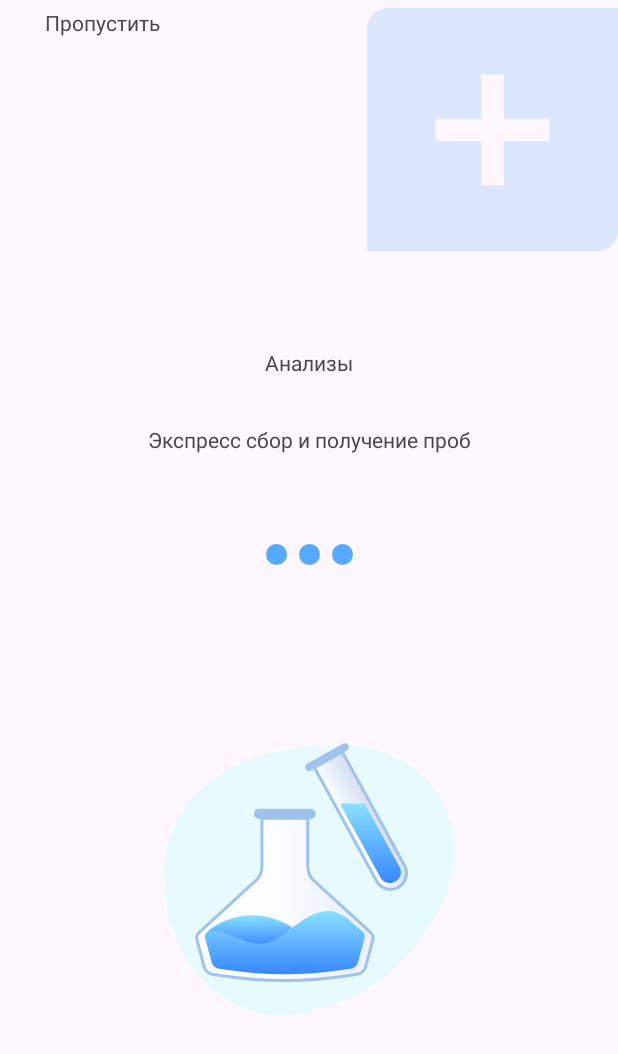
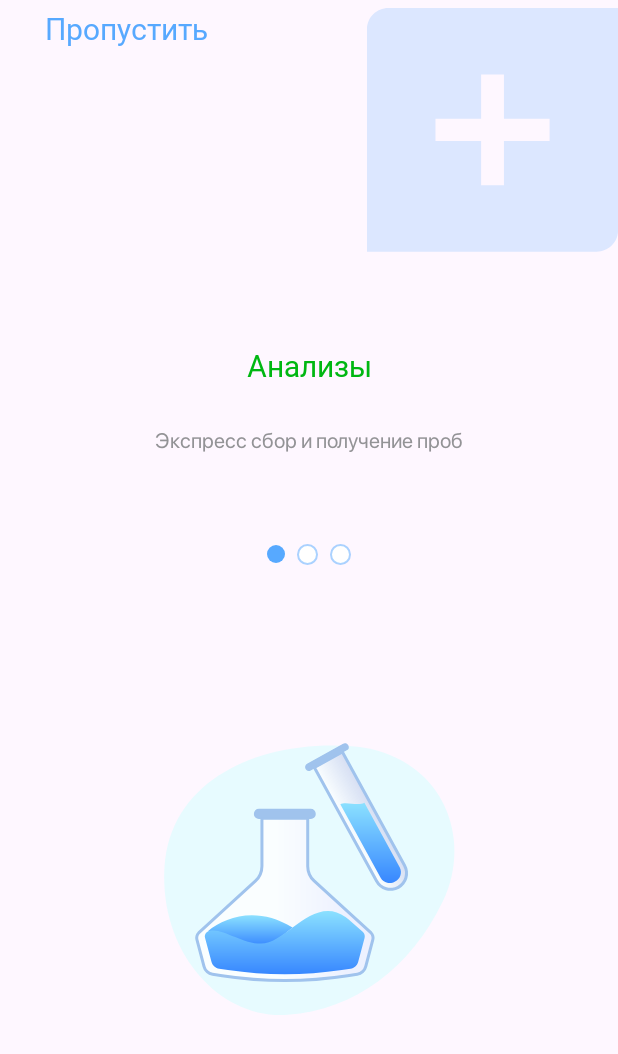
Before and after one commit to meserygamer/SmartLab, an Android app: the screen_first_enter screen opened directly, with no data from a screen before it, on a phone screen of 412 x 824 dp. Shown: the top 1054 px of the screen. Run offline under Robolectric (Android 15) with nearby library versions, the phone set to English and light mode, and no system bars.

Commit message:
Начальный экран №1 доработан

```diff
--- a/app/src/main/res/drawable/activity_screen_first_enter_swipe_indicator.xml
+++ b/app/src/main/res/drawable/activity_screen_first_enter_swipe_indicator_selected.xml
@@ -1,7 +1,7 @@
 <?xml version="1.0" encoding="utf-8"?>
 <selector
     xmlns:android="http://schemas.android.com/apk/res/android">
-    <item >
+    <item>
         <shape android:shape="oval">
             <solid android:color="#57A9FF">
             </solid>
--- /dev/null
+++ b/app/src/main/res/drawable/activity_screen_first_enter_swipe_indicator_unselected.xml
@@ -0,0 +1,12 @@
+<?xml version="1.0" encoding="utf-8"?>
+<selector
+    xmlns:android="http://schemas.android.com/apk/res/android">
+    <item>
+        <shape android:shape="oval">
+            <stroke android:width="1dp" android:color="#7F57A9FF">
+            </stroke>
+            <solid android:color="@color/white">
+            </solid>
+        </shape>
+    </item>
+</selector>
--- /dev/null
+++ b/app/src/main/res/font/lato_font.xml
@@ -0,0 +1,7 @@
+<?xml version="1.0" encoding="utf-8"?>
+<font-family xmlns:android="http://schemas.android.com/apk/res/android">
+    <font android:font="@font/lato_semibold"
+        android:fontStyle="normal"
+        android:fontWeight="600">
+    </font>
+</font-family>
--- /dev/null
+++ b/app/src/main/res/font/sf_pro_font.xml
@@ -0,0 +1,6 @@
+<?xml version="1.0" encoding="utf-8"?>
+<font-family xmlns:android="http://schemas.android.com/apk/res/android">
+    <font android:fontStyle="normal"
+        android:font="@font/sf_pro_display_regular"
+        android:fontWeight="400" />
+</font-family>
--- a/app/src/main/res/layout/activity_screen_first_enter.xml
+++ b/app/src/main/res/layout/activity_screen_first_enter.xml
@@ -11,10 +11,13 @@
         android:layout_width="wrap_content"
         android:layout_height="wrap_content"
         android:text="Пропустить"
+        android:fontFamily="@font/lato_font"
+        android:textSize="20dp"
+        android:textColor="#57A9FF"
         android:layout_marginTop="5dp"
         android:layout_marginLeft="30dp"
         app:layout_constraintStart_toStartOf="parent"
-        app:layout_constraintTop_toTopOf="parent" />
+        app:layout_constraintTop_toTopOf="parent"/>
 
     <View
         android:id="@+id/view"
@@ -41,6 +44,9 @@
             android:layout_height="24dp"
             android:gravity="center"
             android:text="Анализы"
+            android:fontFamily="@font/lato_font"
+            android:textSize="20dp"
+            android:textColor="#00B712"
             app:layout_constraintStart_toStartOf="parent"
             app:layout_constraintTop_toTopOf="parent" />
 
@@ -49,6 +55,9 @@
             android:layout_height="wrap_content"
             android:layout_marginTop="29dp"
             android:gravity="center"
+            android:fontFamily="@font/sf_pro_font"
+            android:textColor="#939396"
+            android:textSize="14dp"
             android:text="Экспресс сбор и получение проб"
             app:layout_constraintStart_toStartOf="parent"
             app:layout_constraintTop_toTopOf="parent" />
@@ -65,21 +74,22 @@
         app:layout_constraintTop_toBottomOf="@+id/linearLayout">
 
         <View
-            android:layout_width="14dp"
-            android:layout_height="14dp"
-            android:background="@drawable/activity_screen_first_enter_swipe_indicator"></View>
+            android:layout_width="12dp"
+            android:layout_height="12dp"
+            android:layout_gravity="center_vertical"
+            android:background="@drawable/activity_screen_first_enter_swipe_indicator_selected"></View>
 
         <View
             android:layout_width="14dp"
             android:layout_height="14dp"
             android:layout_marginLeft="8dp"
             android:layout_marginRight="8dp"
-            android:background="@drawable/activity_screen_first_enter_swipe_indicator"></View>
+            android:background="@drawable/activity_screen_first_enter_swipe_indicator_unselected"></View>
 
         <View
             android:layout_width="14dp"
             android:layout_height="14dp"
-            android:background="@drawable/activity_screen_first_enter_swipe_indicator"></View>
+            android:background="@drawable/activity_screen_first_enter_swipe_indicator_unselected"></View>
 
     </LinearLayout>
 
```
Also changed, not shown: app/src/main/res/font/sf_pro_display_regular.otf (added), 1 other file.
